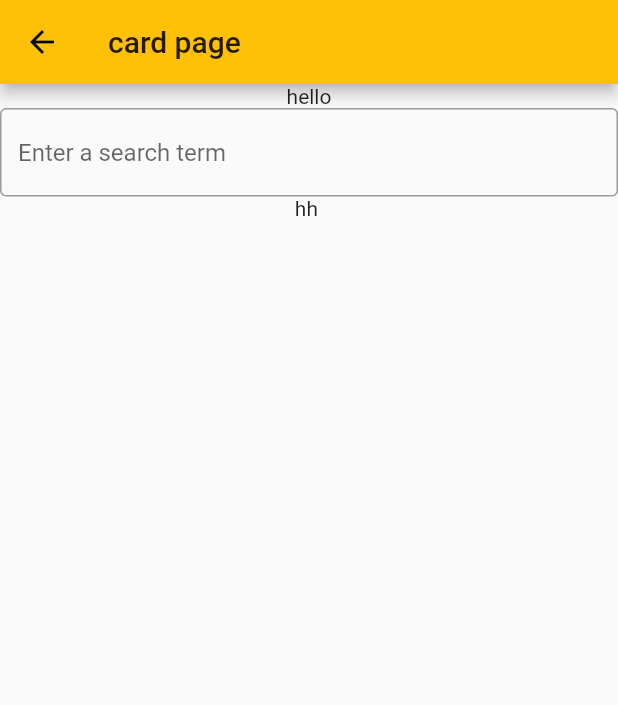
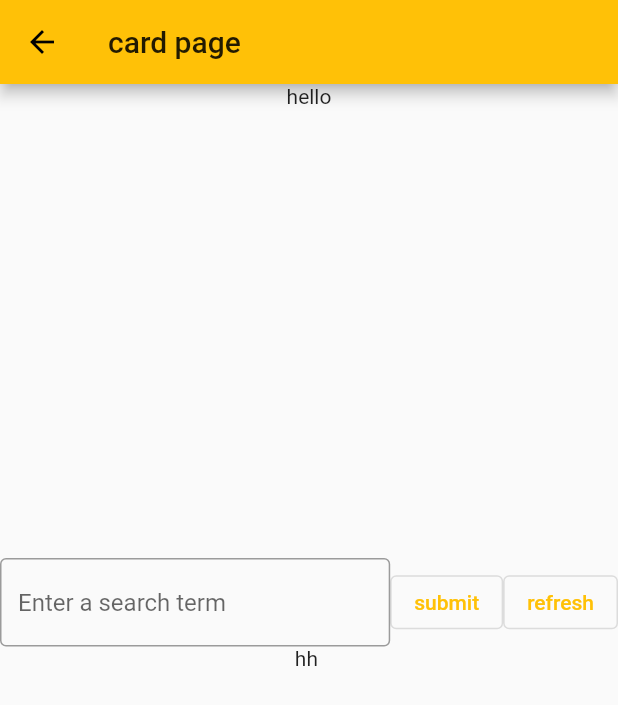
Before and after one commit to 5yearsKim/LessonCard, a Flutter app: the CardPage screen opened by its route, after a tap on "plus", on a phone screen of 412 x 824 dp. Shown: the top 705 px of the screen. Run offline on Flutter 3.47's test engine with Material 2 defaults, Android fonts, the phone set to English and light mode, and no system bars; our stand-ins replace get, sqflite, table_calendar; accounts and stored records are empty.

Commit message:
stamp add and subtract

```diff
--- a/lib/cardPage.dart
+++ b/lib/cardPage.dart
@@ -2,10 +2,12 @@ import 'package:flutter/widgets.dart';
 import 'package:flutter/material.dart';
 import 'package:get/get.dart';
 
+import 'trackLine.dart';
+
 import 'controller.dart';
 
 class CardPage extends StatelessWidget {
-  const CardPage({ Key? key }) : super(key: key);
+  const CardPage({Key? key}) : super(key: key);
 
   @override
   Widget build(BuildContext context) {
@@ -16,52 +18,102 @@ class CardPage extends StatelessWidget {
         body: Column(
           children: [
             Text('hello'),
+            TrackList(),
             AddTrack(),
           ],
-      )
-    );
+        ));
   }
 }
 
+class TrackList extends StatelessWidget {
+  TrackList() {
+    ctrl.bringTrackList();
+    ctrl.bringStampList();
+  }
+
+  final Controller ctrl = Get.find();
+
+  @override
+  Widget build(BuildContext context) {
+    return Container(
+        height: 300,
+        child: GetBuilder<Controller>(
+            builder: (_) => ReorderableListView(
+                  children: [
+                    for (int i = 0; i < ctrl.trackList.length; i++)
+                      Row(
+                        key: Key('${i}'),
+                        children: [
+                          Text(ctrl.trackList[i]['subject_name']),
+                          OutlinedButton(
+                            child: Text('delete'),
+                            onPressed: () => ctrl.deleteTrack(ctrl.trackList[i]['id']),
+                          ),
+                          TrackLine(
+                            ctrl.trackList[i]['id'],
+                            maxStamp: ctrl.trackList[i]['max_stamp'],
+                            // maxStamp: 3,
+                          )
+                        ],
+                      ),
+                  ],
+                  padding: EdgeInsets.all(10),
+                  onReorder: (int oldIdx, int newIdx) {
+                    ctrl.reorderTrack(oldIdx, newIdx);
+                  },
+                )));
+  }
+}
 
 class AddTrack extends StatefulWidget {
-  const AddTrack({ Key? key }) : super(key: key);
+  const AddTrack({Key? key}) : super(key: key);
   @override
   _AddTrackState createState() => _AddTrackState();
 }
 
 class _AddTrackState extends State<AddTrack> {
+  final Controller ctrl = Get.find();
+
   bool isClicked = false;
-  String trackName = '';
+  TextEditingController nameTcr = TextEditingController();
 
   @override
   Widget build(BuildContext context) {
-    return Column(
-      children:
-        [
-          isClicked?
-          TextField(
-            decoration: const InputDecoration(
-              border: OutlineInputBorder(),
-              hintText: 'Enter a search term'
+    return Column(children: [
+      isClicked
+          ? Row(
+              children: [
+                Expanded(
+                  child: TextField(
+                    decoration: InputDecoration(border: OutlineInputBorder(), hintText: 'Enter a search term'),
+                    controller: nameTcr,
                   ),
-            onChanged: (value) {
-              setState(() {
-                trackName = value;
-              });
+                ),
+                OutlinedButton(
+                    onPressed: () {
+                      if (nameTcr.text.isEmpty) {
+                        print('empty text');
+                        return;
+                      }
+                      ctrl.insertTrack(nameTcr.text);
+                      nameTcr.text = '';
                     },
-          ) :
+                    child: Text('submit')),
                 OutlinedButton(
+                    onPressed: () {
+                      ctrl.bringTrackList();
+                    },
+                    child: Text('refresh')),
+              ],
+            )
+          : OutlinedButton(
               child: Text('plus'),
               onPressed: () {
-              setState(() {
-                isClicked = !isClicked;
-              });
-              print('pressed');
+                setState(() => isClicked = !isClicked);
+                // print('pressed')
               },
             ),
-          Text('hh ${trackName}')
-        ]
-    );
+      Text('hh ${nameTcr.text}')
+    ]);
   }
 }
--- a/lib/controller.dart
+++ b/lib/controller.dart
@@ -7,12 +7,23 @@ class Controller extends GetxController {
 
   DateTime selectedDay = DateTime.now();
   Map<String, String> cardDict = {};
+  List<dynamic> trackList = [];
+  Map<int, List<dynamic>> stampDict = {};
+
+  get formatDay {
+    return DateFormat('yyyy-MM-dd').format(selectedDay);
+  }
+
+  get todayCard {
+    return cardDict[formatDay];
+  }
 
   void setSelectedDay(DateTime date) {
     selectedDay = date;
     update();
   }
 
+  // card
   void bringCardList() async {
     final data = await dbCtrl.listCard() ?? [];
     cardDict = Map.fromIterable(data, key: (e) => e['target_date'], value: (e) => e['note']);
@@ -21,14 +32,90 @@ class Controller extends GetxController {
   }
 
   Future<int> insertCard(String note) async {
-    String formatDay = DateFormat('yyyy-MM-dd').format(selectedDay);
     int cid = await dbCtrl.insertCard(formatDay, note);
     bringCardList();
+    update();
     return cid;
   }
+  // track
 
-  get todayCard {
-    String formatDay = DateFormat('yyyy-MM-dd').format(selectedDay);
-    return cardDict[formatDay];
+  void bringTrackList() async {
+    trackList = await dbCtrl.listTrack(formatDay);
+    update();
+  }
+
+  Future<int> insertTrack(String subjectName, [String stampName = '', int maxStamp = 7, String color = '']) async {
+    int tid = await dbCtrl.insertTrack(formatDay, subjectName, stampName, maxStamp, trackList.length, color);
+    bringTrackList();
+    update();
+    return tid;
+  }
+
+  Future<int> deleteTrack(int track_id) async {
+    int tid = await dbCtrl.deleteTrack(track_id);
+    bringTrackList();
+    update();
+    return tid;
+  }
+
+
+  void reorderTrack(int oldIdx, int newIdx) {
+    if (oldIdx > trackList.length || newIdx > trackList.length) {
+      print('track length: ${trackList.length}/${oldIdx} ${newIdx}');
+      return;
+    }
+    // print('${oldIdx} ${newIdx}');
+    if (oldIdx < newIdx) {
+      newIdx -= 1;
+    }
+    var newList = List.from(trackList);
+    final item = newList.removeAt(oldIdx);
+    newList.insert(newIdx, item);
+
+    trackList = newList;
+    saveOrder();
+    update();
+  }
+
+  void saveOrder() {
+    dynamic item;
+    for (int i = 0; i < trackList.length; i++) {
+      item = trackList[i];
+      if (i != item['order_index']) {
+        // print('${item['subject_name']}: ${item['order_index']} => ${i}');
+        dbCtrl.updateTrack(item['id'], orderIndex: i);
+      }
+    }
+  }
+
+  //stamp
+  void bringStampList() async {
+    final data = await dbCtrl.listStamp(formatDay) ?? [];
+    var item;
+    Map<int, List<dynamic>> tempDict = {};
+    for (int i=0; i < data.length; i++ ) {
+      item = data[i];
+      if (tempDict.containsKey(item['id'])) {
+        tempDict[item['id']]?.add(item);
+      } else {
+        tempDict[item['id']] = [item];
+      }
+    }
+    stampDict = tempDict;
+    // print(data);
+    update();
+  }
+
+  void bringStampByTrackId(trackId) async {
+    final data = await dbCtrl.listStampByTrack(trackId);
+    stampDict[trackId] = data;
+    update();
+  }
+
+  Future<int> insertStamp(trackId, [note='']) async {
+    int sid = await dbCtrl.insertStamp(trackId, note);
+    bringStampByTrackId(trackId);
+    update();
+    return sid;
   }
 }
```
Also changed, not shown: lib/dbHelper.dart (+82 -6 lines), lib/trackLine.dart (added, +62 -0 lines). Lines whose indentation alone changed are shown as unchanged.
